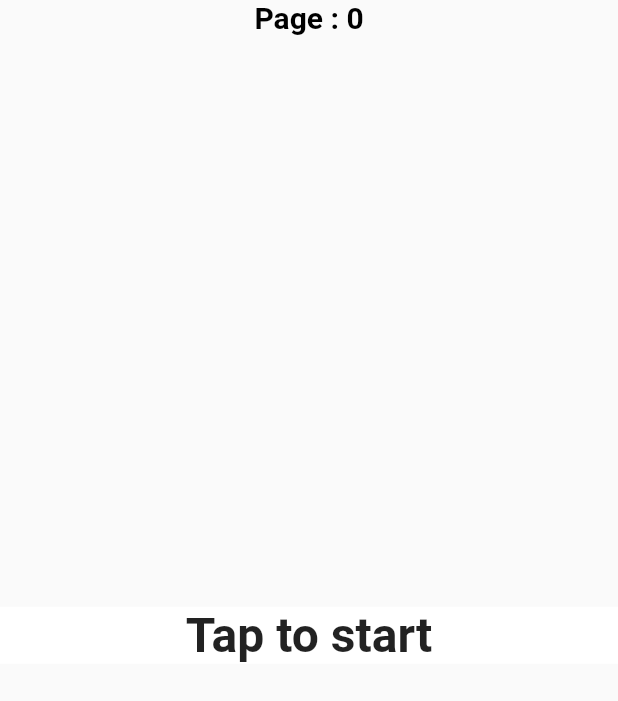
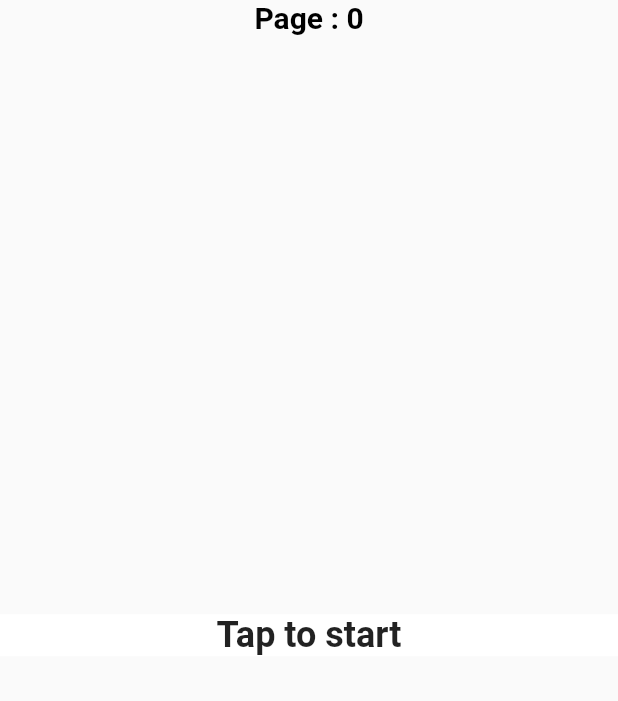
Before and after one commit to flutterdev77/countdownTimer, a Flutter app: the screen it shows after launch, on a phone screen of 412 x 824 dp. Shown: the top 701 px of the screen. Run offline on Flutter 3.47's test engine with Material 2 defaults, Android fonts, the phone set to English and light mode, and no system bars.

```diff
--- a/lib/view/countdown_page.dart
+++ b/lib/view/countdown_page.dart
@@ -3,25 +3,34 @@ import 'package:flutter/material.dart';
 import 'package:provider/provider.dart';
 
 class CountDownPage extends StatelessWidget {
-  const CountDownPage({super.key, required this.pageIndex});
+  const CountDownPage({
+    required this.pageIndex,
+    super.key,
+  });
 
   final int pageIndex;
 
   @override
   Widget build(BuildContext context) {
-    return Consumer<PageTimerProvider>(builder: (context, timer, child) {
+    return Consumer<PageTimerProvider>(
+      builder: (context, timerProvider, child) {
+        TimerData data = timerProvider.getTimerData(pageIndex);
         return GestureDetector(
-        onTap: () => timer.startTimer(pageIndex),
+          onTap: () => timerProvider.startTimer(pageIndex),
           child: Container(
             color: Colors.white,
             child: Center(
               child: Text(
-              timer.getTimerText(pageIndex),
-              style: TextStyle(fontSize: 32, fontWeight: FontWeight.bold),
+                data.display,
+                style: const TextStyle(
+                  fontSize: 24,
+                  fontWeight: FontWeight.bold,
+                ),
               ),
             ),
           ),
         );
-    });
+      },
+    );
   }
 }
```
Also changed, not shown: lib/provider/page_timer_provider.dart (+48 -71 lines). Lines whose indentation alone changed are shown as unchanged.
